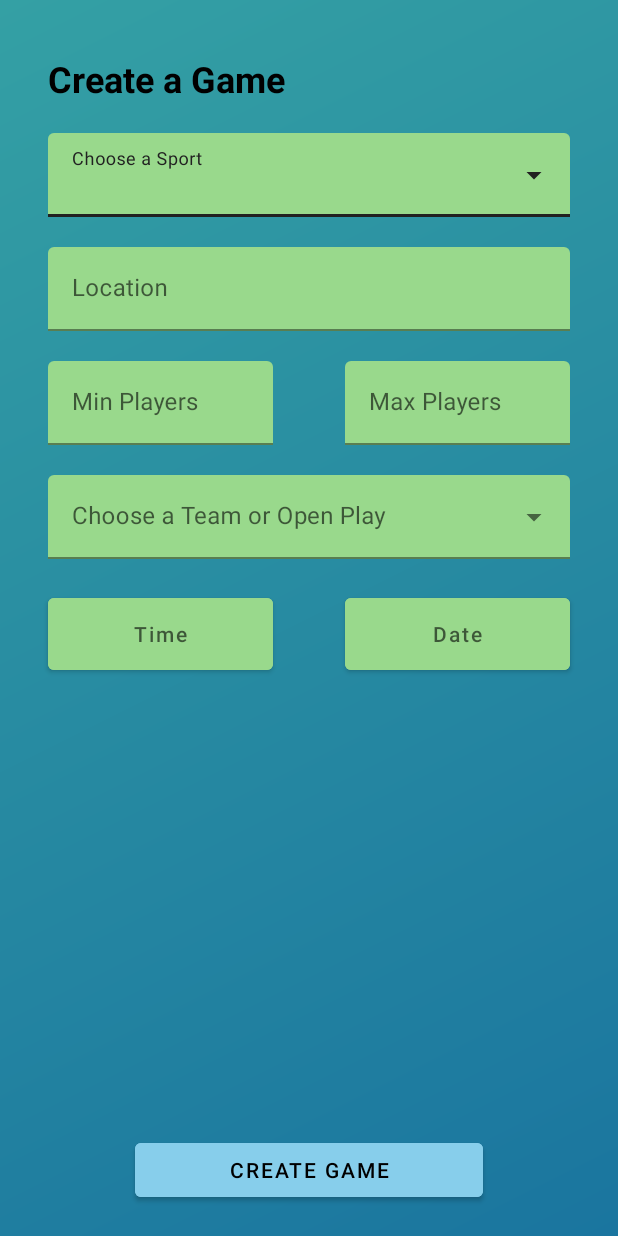
After one commit to Gac-PickUp/PickUp-App, an Android app built with Jetpack Compose: the layout activity_create_game.xml on its own in the app's theme, with its tools: preview values and no code run, on a phone screen of 412 x 824 dp. The commit adds this screen. Run offline under Robolectric (Android 15) with nearby library versions, the phone set to English and light mode, and no system bars.

Commit message:
branch
Added game creation form page and utility

```diff
--- /dev/null
+++ b/app/src/main/java/com/example/pickup/CreateGameActivity.kt
@@ -0,0 +1,109 @@
+package com.example.pickup
+
+import android.app.DatePickerDialog
+import android.app.TimePickerDialog
+import android.os.Bundle
+import android.view.View
+import android.widget.ArrayAdapter
+import android.widget.AutoCompleteTextView
+import android.widget.Button
+import androidx.appcompat.app.AppCompatActivity
+import java.util.Calendar
+import java.util.Locale
+
+class CreateGameActivity : AppCompatActivity() {
+
+    lateinit var timeButton: Button
+    lateinit var dateButton: Button
+    var hour: Int = 0
+    var minute: Int = 0
+    private val calendar = Calendar.getInstance()
+    override fun onCreate(savedInstanceState: Bundle?) {
+
+
+
+
+        super.onCreate(savedInstanceState)
+        setContentView(R.layout.activity_create_game)
+        timeButton = findViewById(R.id.timeButton)
+        dateButton = findViewById(R.id.dateButton)
+
+
+
+
+        timeButton.setOnClickListener { view ->
+            // Do some work here
+            popTimePicker(view)
+        }
+        // on below line we are initializing our variables.
+
+        // on below line we are adding
+        // click listener for our button
+        dateButton.setOnClickListener {
+            // on below line we are getting
+            // the instance of our calendar.
+            val c = Calendar.getInstance()
+
+            // on below line we are getting
+            // our day, month and year.
+            val year = c.get(Calendar.YEAR)
+            val month = c.get(Calendar.MONTH)
+            val day = c.get(Calendar.DAY_OF_MONTH)
+
+            // on below line we are creating a
+            // variable for date picker dialog.
+            val datePickerDialog = DatePickerDialog(
+                // on below line we are passing context.
+                this,
+                { view, year, monthOfYear, dayOfMonth ->
+                    // on below line we are setting
+                    // date to our text view.
+                    dateButton.text =
+                        (dayOfMonth.toString() + "-" + (monthOfYear + 1) + "-" + year)
+                },
+                // on below line we are passing year, month
+                // and day for the selected date in our date picker.
+                year,
+                month,
+                day
+            )
+            // at last we are calling show
+            // to display our date picker dialog.
+            datePickerDialog.show()
+        }
+
+
+
+
+        val sports = resources.getStringArray(R.array.sports_list)
+
+        val arrayAdapter = ArrayAdapter(this, R.layout.activity_dropdown_item, sports)
+
+        val autocompleteTV = findViewById<AutoCompleteTextView>(R.id.autoCompleteTextView)
+
+        autocompleteTV.setAdapter(arrayAdapter)
+
+
+
+
+
+    }
+    fun popTimePicker(view: View) {
+
+
+        val onTimeSetListener = TimePickerDialog.OnTimeSetListener { _, selectedHour, selectedMinute ->
+            hour = selectedHour
+            minute = selectedMinute
+            timeButton.text = String.format(Locale.getDefault(), "%02d:%02d", hour, minute)
+        }
+
+        // val style = AlertDialog.THEME_HOLO_DARK
+
+        val timePickerDialog = TimePickerDialog(this, /*style,*/ onTimeSetListener, hour, minute, true)
+        timePickerDialog.setTitle("Select Time")
+        timePickerDialog.show()
+    }
+
+
+
+}
--- /dev/null
+++ b/app/src/main/res/drawable/create_game_gradient.xml
@@ -0,0 +1,8 @@
+<?xml version="1.0" encoding="utf-8"?>
+<shape xmlns:android="http://schemas.android.com/apk/res/android"
+    android:shape="rectangle">
+    <gradient
+        android:startColor="#1A759F"
+        android:endColor="#34A0A4"
+        android:angle="135" />
+</shape>
--- /dev/null
+++ b/app/src/main/res/layout/activity_create_game.xml
@@ -0,0 +1,194 @@
+<?xml version="1.0" encoding="utf-8"?>
+<androidx.constraintlayout.widget.ConstraintLayout xmlns:android="http://schemas.android.com/apk/res/android"
+    xmlns:app="http://schemas.android.com/apk/res-auto"
+    xmlns:tools="http://schemas.android.com/tools"
+    android:layout_width="match_parent"
+    android:layout_height="match_parent"
+    android:gravity="center"
+    android:orientation="vertical"
+    android:background="@drawable/create_game_gradient"
+    >
+
+    <TextView
+        android:id="@+id/textView"
+        android:layout_width="match_parent"
+        android:layout_height="wrap_content"
+        android:layout_marginStart="32dp"
+        android:layout_marginTop="36dp"
+        android:layout_marginEnd="32dp"
+        android:text="@string/game_form_title"
+        android:textColor="@color/black"
+        android:textSize="24sp"
+        android:textStyle="bold"
+        app:layout_constraintEnd_toEndOf="parent"
+        app:layout_constraintHorizontal_bias="1.0"
+        app:layout_constraintStart_toStartOf="parent"
+        app:layout_constraintTop_toTopOf="parent"></TextView>
+
+    <com.google.android.material.textfield.TextInputLayout
+        style="@style/Widget.MaterialComponents.TextInputLayout.FilledBox.ExposedDropdownMenu"
+        android:layout_width="match_parent"
+        android:layout_height="wrap_content"
+        android:layout_marginStart="32dp"
+        android:layout_marginTop="20dp"
+        android:layout_marginEnd="32dp"
+        android:id="@+id/chooseSport"
+        app:layout_constraintEnd_toEndOf="parent"
+        app:layout_constraintStart_toStartOf="parent"
+        app:layout_constraintTop_toBottomOf="@+id/textView"
+        app:boxBackgroundColor="#99D98C"
+        >
+
+        <AutoCompleteTextView
+            android:id="@+id/autoCompleteTextView"
+            android:layout_width="match_parent"
+            android:layout_height="wrap_content"
+            android:inputType="none"
+            android:hint="@string/choose_sport"
+            />
+
+    </com.google.android.material.textfield.TextInputLayout>
+
+    <com.google.android.material.textfield.TextInputLayout
+        android:layout_width="match_parent"
+        android:layout_height="wrap_content"
+        android:id="@+id/chooseLocation"
+        android:layout_marginTop="20dp"
+        android:layout_marginLeft="32dp"
+        android:layout_marginRight="32dp"
+        app:layout_constraintEnd_toEndOf="parent"
+        app:layout_constraintStart_toStartOf="parent"
+        app:layout_constraintTop_toBottomOf="@+id/chooseSport"
+        app:boxBackgroundColor="#99D98C"
+
+        >
+        <EditText
+            android:layout_width="match_parent"
+            android:layout_height="wrap_content"
+            android:inputType="text"
+            android:hint="@string/location">
+
+        </EditText>
+    </com.google.android.material.textfield.TextInputLayout>
+
+    <com.google.android.material.textfield.TextInputLayout
+        android:layout_width="match_parent"
+        android:layout_height="wrap_content"
+        android:layout_marginStart="32dp"
+        android:layout_marginTop="20dp"
+        android:layout_marginEnd="230dp"
+        android:id="@+id/minPlayers"
+        app:layout_constraintEnd_toStartOf="@id/maxPlayers"
+        app:layout_constraintStart_toStartOf="parent"
+        app:layout_constraintTop_toBottomOf="@+id/chooseLocation"
+        app:boxBackgroundColor="#99D98C"
+        >
+
+        <EditText
+            android:layout_width="match_parent"
+            android:layout_height="wrap_content"
+            android:inputType="number"
+            android:hint="@string/min_players_text"
+            >
+
+        </EditText>
+
+    </com.google.android.material.textfield.TextInputLayout>
+
+    <com.google.android.material.textfield.TextInputLayout
+        android:layout_width="match_parent"
+        android:layout_height="wrap_content"
+        android:layout_marginStart="230dp"
+        android:layout_marginTop="20dp"
+        android:layout_marginEnd="32dp"
+        android:id="@+id/maxPlayers"
+        app:layout_constraintEnd_toEndOf="parent"
+        app:layout_constraintStart_toEndOf="@id/minPlayers"
+        app:layout_constraintTop_toBottomOf="@+id/chooseLocation"
+        app:boxBackgroundColor="#99D98C"
+        >
+
+        <EditText
+            android:layout_width="match_parent"
+            android:layout_height="wrap_content"
+            android:inputType="number"
+            android:hint="@string/max_players_text"
+            >
+
+        </EditText>
+
+    </com.google.android.material.textfield.TextInputLayout>
+
+    <com.google.android.material.textfield.TextInputLayout
+        style="@style/Widget.MaterialComponents.TextInputLayout.FilledBox.ExposedDropdownMenu"
+        android:layout_width="match_parent"
+        android:layout_height="wrap_content"
+        app:layout_constraintStart_toStartOf="parent"
+        app:layout_constraintTop_toBottomOf="@+id/maxPlayers"
+        android:id="@+id/chooseTeamOrOpen"
+        android:layout_marginTop="20dp"
+        android:layout_marginEnd="32dp"
+        android:layout_marginStart="32dp"
+        app:boxBackgroundColor="#99D98C"
+        >
+
+        <AutoCompleteTextView
+
+            android:layout_width="match_parent"
+            android:layout_height="wrap_content"
+            android:inputType="none"
+            android:hint="@string/team_or_open_text"
+            />
+
+    </com.google.android.material.textfield.TextInputLayout>
+
+    <Button
+        android:layout_width="match_parent"
+        android:layout_height="wrap_content"
+        android:layout_marginStart="32dp"
+        android:layout_marginTop="20dp"
+        android:layout_marginEnd="230dp"
+        android:height="60dp"
+        android:id="@+id/timeButton"
+        android:onClick="popTimePicker"
+        app:layout_constraintEnd_toEndOf="parent"
+        app:layout_constraintTop_toBottomOf="@+id/chooseTeamOrOpen"
+        android:backgroundTint="#99D98C"
+        android:hint="@string/time_text"
+        >
+
+    </Button>
+
+    <Button
+        android:layout_width="match_parent"
+        android:layout_height="wrap_content"
+        android:layout_marginStart="230dp"
+        android:layout_marginTop="20dp"
+        android:layout_marginEnd="32dp"
+        android:height="60dp"
+        android:id="@+id/dateButton"
+        android:onClick="popDatePicker"
+        app:layout_constraintEnd_toEndOf="parent"
+        app:layout_constraintTop_toBottomOf="@+id/chooseTeamOrOpen"
+        android:backgroundTint="#99D98C"
+        android:hint="@string/date_text"
+        >
+
+    </Button>
+
+    <Button
+        android:layout_width="match_parent"
+        android:layout_height="wrap_content"
+        android:layout_marginStart="90dp"
+        android:layout_marginEnd="90dp"
+        app:layout_constraintBottom_toBottomOf="parent"
+        android:layout_marginBottom="20dp"
+        android:text="@string/create_game_text"
+        android:textColor="@color/black"
+        android:backgroundTint="#87CEEB"
+        >
+
+    </Button>
+
+
+</androidx.constraintlayout.widget.ConstraintLayout>
--- /dev/null
+++ b/app/src/main/res/layout/activity_dropdown_item.xml
@@ -0,0 +1,10 @@
+
+    <TextView
+        xmlns:android="http://schemas.android.com/apk/res/android"
+        android:id="@+id/textView"
+        android:layout_width="match_parent"
+        android:textColor="@color/black"
+        android:textStyle="bold"
+        android:padding="14dp"
+        android:layout_height="wrap_content"
+        android:text="TextView" />
--- a/app/src/main/res/values-v23/themes.xml
+++ b/app/src/main/res/values-v23/themes.xml
@@ -1,6 +1,6 @@
 <resources xmlns:tools="http://schemas.android.com/tools">
 
-    <style name="Theme.PickUp" parent="Theme.AppCompat.Light.NoActionBar">
+    <style name="Theme.PickUp" parent="Theme.MaterialComponents.DayNight.DarkActionBar">
         <!-- Transparent system bars for edge-to-edge. -->
         <item name="android:navigationBarColor">@android:color/transparent</item>
         <item name="android:statusBarColor">@android:color/transparent</item>
--- a/app/src/main/res/values/strings.xml
+++ b/app/src/main/res/values/strings.xml
@@ -15,4 +15,22 @@
     <string name="confirm_password">Confirm Password</string>
     <string name="title_activity_sign_up_page">SignUpPage</string>
 
+
+    <string name="game_form_title">Create a Game</string>
+    <string name="choose_sport">Choose a Sport</string>
+    <string name="location">Location</string>
+    <string name="min_players_text">Min Players</string>
+    <string name="max_players_text">Max Players</string>
+    <string name="team_or_open_text">Choose a Team or Open Play</string>
+    <string name="time_text">Time</string>
+    <string name="date_text">Date</string>
+    <string name="create_game_text">Create Game</string>
+
+    <string-array name="sports_list">
+        <item>Soccer</item>
+        <item>Basketball</item>
+        <item>Volleyball</item>
+        <item>Pickleball</item>
+    </string-array>
+
 </resources>
```
